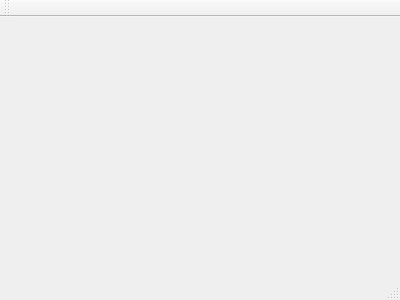
First picture: the form in mainwindow.ui, repository Kuan991003/Qtsample, before the edit.
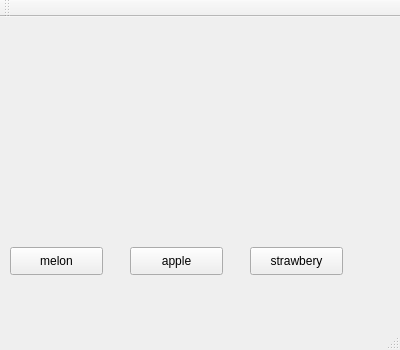
Second picture: the form after the edit.

Commit message: UIボタン追加

```diff
--- a/mainwindow.ui
+++ b/mainwindow.ui
@@ -1,24 +1,79 @@
 <ui version="4.0">
  <class>MainWindow</class>
- <widget class="QMainWindow" name="MainWindow" >
-  <property name="geometry" >
+ <widget class="QMainWindow" name="MainWindow">
+  <property name="geometry">
    <rect>
     <x>0</x>
     <y>0</y>
     <width>400</width>
-    <height>300</height>
+    <height>350</height>
    </rect>
   </property>
   <property name="windowTitle" >
    <string>MainWindow</string>
   </property>
-  <widget class="QMenuBar" name="menuBar" />
-  <widget class="QToolBar" name="mainToolBar" />
-  <widget class="QWidget" name="centralWidget" />
-  <widget class="QStatusBar" name="statusBar" />
+  <widget class="QWidget" name="centralWidget">
+   <widget class="QPushButton" name="PushButton_strawbery">
+    <property name="geometry">
+     <rect>
+      <x>250</x>
+      <y>230</y>
+      <width>93</width>
+      <height>28</height>
+     </rect>
+    </property>
+    <property name="text">
+     <string>strawbery</string>
+    </property>
+   </widget>
+   <widget class="QPushButton" name="pushButton_apple">
+    <property name="geometry">
+     <rect>
+      <x>130</x>
+      <y>230</y>
+      <width>93</width>
+      <height>28</height>
+     </rect>
+    </property>
+    <property name="text">
+     <string>apple</string>
+    </property>
+   </widget>
+   <widget class="QPushButton" name="pushButton_melon">
+    <property name="geometry">
+     <rect>
+      <x>10</x>
+      <y>230</y>
+      <width>93</width>
+      <height>28</height>
+     </rect>
+    </property>
+    <property name="text">
+     <string>melon</string>
+    </property>
+   </widget>
+  </widget>
+  <widget class="QMenuBar" name="menuBar">
+   <property name="geometry">
+    <rect>
+     <x>0</x>
+     <y>0</y>
+     <width>400</width>
+     <height>26</height>
+    </rect>
+   </property>
+  </widget>
+  <widget class="QToolBar" name="mainToolBar">
+   <attribute name="toolBarArea">
+    <enum>TopToolBarArea</enum>
+   </attribute>
+   <attribute name="toolBarBreak">
+    <bool>false</bool>
+   </attribute>
+  </widget>
+  <widget class="QStatusBar" name="statusBar"/>
  </widget>
- <layoutDefault spacing="6" margin="11" />
- <pixmapfunction></pixmapfunction>
+ <layoutdefault spacing="6" margin="11"/>
  <resources/>
  <connections/>
 </ui>
```
Left out of the diff: 3 changed lines with no effect on the pictures.
